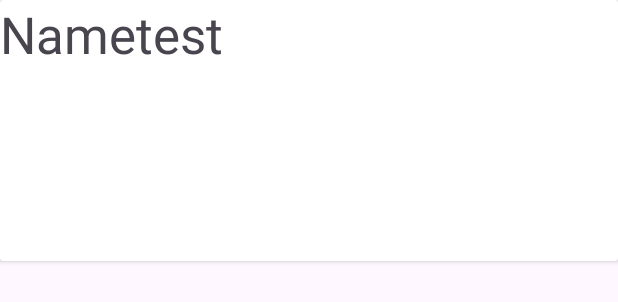
After one commit to viet-data/GTech, an Android app: the layout item_doctor.xml on its own in the app's theme, with its tools: preview values and no code run, on a phone screen of 412 x 824 dp. The commit adds this screen. Shown: the top 302 px of the screen. Run offline under Robolectric (Android 15) with nearby library versions, the phone set to English and light mode, and no system bars.

Commit message:
create Recycle View, connect with fireStore which contain list of doctors

```diff
--- /dev/null
+++ b/app/src/main/res/layout/item_doctor.xml
@@ -0,0 +1,32 @@
+<?xml version="1.0" encoding="utf-8"?>
+<androidx.cardview.widget.CardView xmlns:android="http://schemas.android.com/apk/res/android"
+    android:layout_width="match_parent"
+    android:layout_height="wrap_content">
+
+    <LinearLayout
+        android:layout_width="wrap_content"
+        android:layout_height="wrap_content"
+        android:orientation="vertical">
+
+        <LinearLayout
+            android:layout_width="wrap_content"
+            android:layout_height="wrap_content"
+            android:orientation="horizontal">
+
+            <TextView
+                android:layout_width="wrap_content"
+                android:layout_height="wrap_content"
+                android:text="Name"
+                android:textSize="34sp" />
+
+            <TextView
+                android:id="@+id/tv_name"
+                android:layout_width="171dp"
+                android:layout_height="174dp"
+                android:text="test"
+                android:textSize="34sp" />
+
+        </LinearLayout>
+    </LinearLayout>
+
+</androidx.cardview.widget.CardView>
--- /dev/null
+++ b/app/src/main/res/values-land/dimens.xml
@@ -0,0 +1,3 @@
+<resources>
+    <dimen name="fab_margin">48dp</dimen>
+</resources>
--- /dev/null
+++ b/app/src/main/res/values-v23/themes.xml
@@ -0,0 +1,9 @@
+<resources xmlns:tools="http://schemas.android.com/tools">
+
+    <style name="Theme.MyApplication" parent="Base.Theme.MyApplication">
+        <!-- Transparent system bars for edge-to-edge. -->
+        <item name="android:navigationBarColor">@android:color/transparent</item>
+        <item name="android:statusBarColor">@android:color/transparent</item>
+        <item name="android:windowLightStatusBar">?attr/isLightTheme</item>
+    </style>
+</resources>
--- /dev/null
+++ b/app/src/main/res/values-w1240dp/dimens.xml
@@ -0,0 +1,3 @@
+<resources>
+    <dimen name="fab_margin">200dp</dimen>
+</resources>
--- /dev/null
+++ b/app/src/main/res/values-w600dp/dimens.xml
@@ -0,0 +1,3 @@
+<resources>
+    <dimen name="fab_margin">48dp</dimen>
+</resources>
--- /dev/null
+++ b/app/src/main/res/values/dimens.xml
@@ -0,0 +1,3 @@
+<resources>
+    <dimen name="fab_margin">16dp</dimen>
+</resources>
--- a/app/src/main/res/values/strings.xml
+++ b/app/src/main/res/values/strings.xml
@@ -55,4 +55,10 @@
         vestibulum. Fusce dictum libero quis erat maximus, vitae volutpat diam dignissim.
     </string>
     <string name="password_reset_text">Enter your email associated with your account and we will send you a password reset link.</string>
+    <string name="title_activity_list_doctors">ListDoctorsActivity</string>
+    <!-- Strings used for fragments for navigation -->
+    <string name="first_fragment_label">First Fragment</string>
+    <string name="second_fragment_label">Second Fragment</string>
+    <string name="next">Next</string>
+    <string name="previous">Previous</string>
 </resources>
--- a/build.gradle
+++ b/build.gradle
@@ -8,4 +8,5 @@ buildscript {
 plugins {
     id 'com.android.application' version '8.0.1' apply false
     id 'com.android.library' version '8.0.1' apply false
+    id 'org.jetbrains.kotlin.android' version '1.7.20' apply false
 }
```
Also changed, not shown: app/build.gradle (+30 -0 lines), app/src/main/AndroidManifest.xml (+7 -3 lines), app/src/main/java/com/example/myapplication/ui/Adapter/DoctorAdapter.java (added, +55 -0 lines), app/src/main/java/com/example/myapplication/ui/admin/AdminActivity.java (+7 -0 lines), app/src/main/java/com/example/myapplication/ui/admin/ListDoctorsActivity.java (added, +79 -0 lines), app/src/main/java/com/example/myapplication/ui/instance/Doctor.java (added, +18 -0 lines), app/src/main/res/layout/activity_admin.xml (+26 -8 lines), app/src/main/res/layout/activity_list_doctors.xml (added, +30 -0 lines), app/src/main/res/navigation/nav_graph.xml (added, +28 -0 lines).
